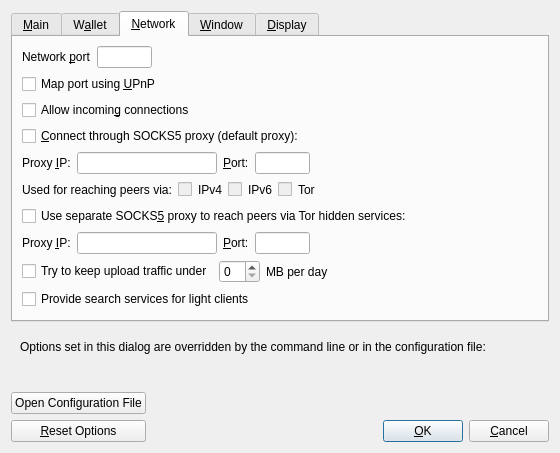
bitcoincore-dev/bitcoin-2001-863168-294116-d812cf1189, file src/qt/forms/optionsdialog.ui: the form before one commit.
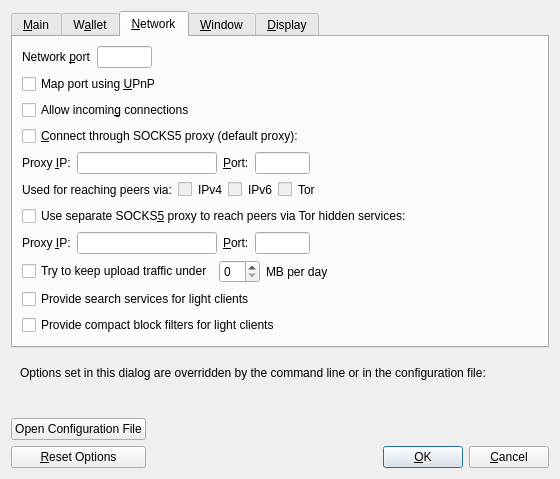
The form after the commit. The open tabs and pages were chosen to show the change. Custom widgets are drawn as their Qt base class.

Commit message:
Qt/Options: Expose peercfilters in GUI using rwconf
For now, enables basic block filters permanently (can only be disabled via enabling prune)

```diff
--- a/src/qt/forms/optionsdialog.ui
+++ b/src/qt/forms/optionsdialog.ui
@@ -697,6 +697,16 @@
          </property>
         </widget>
        </item>
+       <item>
+        <widget class="QCheckBox" name="peercfilters">
+         <property name="toolTip">
+          <string>Generate compact block filters and allow peers to download them</string>
+         </property>
+         <property name="text">
+          <string>Provide compact block filters for light clients</string>
+         </property>
+        </widget>
+       </item>
        <item>
         <spacer name="verticalSpacer_Network">
          <property name="orientation">
```
The commit also changes 3 other files.
